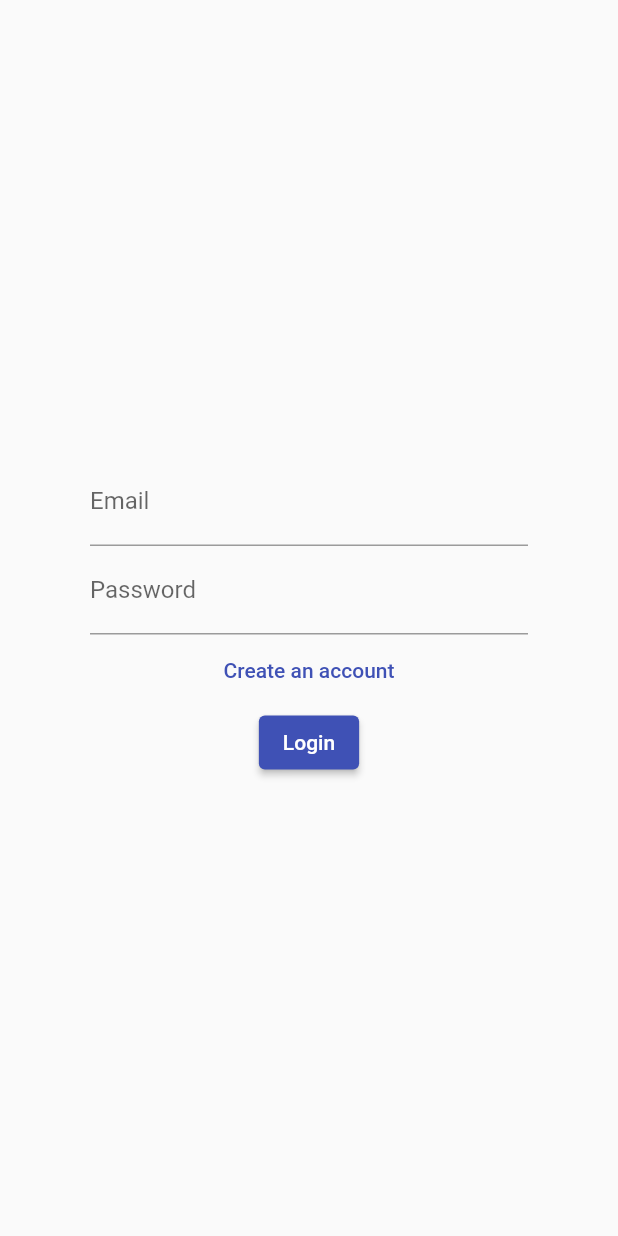
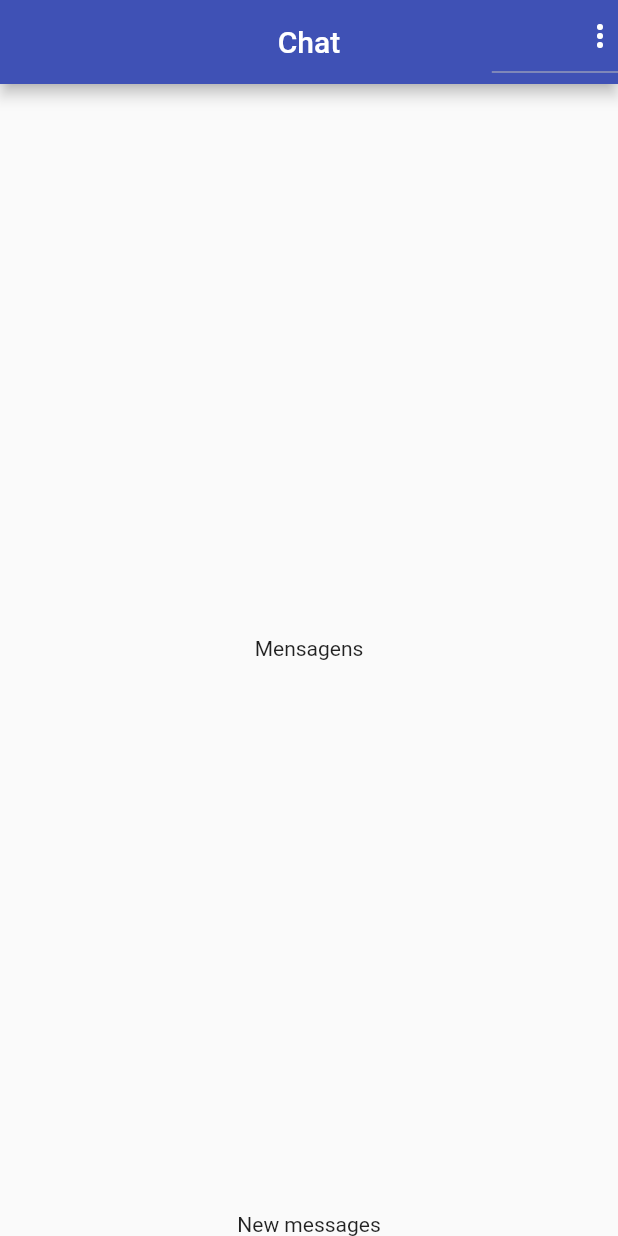
Before and after one commit to julialuciani/firebase_chat, a Flutter app: the screen it shows after launch, on a phone screen of 412 x 824 dp. Run offline on Flutter 3.47's test engine with Material 2 defaults, Android fonts, the phone set to English and light mode, and no system bars; our stand-ins replace image_picker; accounts and stored records are empty.

Commit message:
feat: adding chat message

```diff
--- a/lib/core/services/auth/auth_mock_service.dart
+++ b/lib/core/services/auth/auth_mock_service.dart
@@ -4,16 +4,23 @@ import 'dart:math';
 import 'package:firebase_chat/core/models/chat_user.dart';
 import 'dart:io';
 
-import 'package:firebase_chat/core/services/auth/auth_services.dart';
+import 'package:firebase_chat/core/services/auth/auth_service.dart';
 
 class AuthMockService implements AuthService {
-  static final Map<String, ChatUser> _users = {};
+  static final _defaultUser = ChatUser(
+    id: '1',
+    name: 'default',
+    email: 'default@',
+    imageUrl: "assets/images/avatar.png",
+  );
+  static final Map<String, ChatUser> _users = {
+    _defaultUser.email: _defaultUser,
+  };
   static ChatUser? _currentUser;
   static MultiStreamController<ChatUser?>? _controller;
   static final _userStream = Stream<ChatUser?>.multi((controller) {
     _controller = controller;
-    _currentUser = null;
-    controller.add(_currentUser);
+    _updateUser(_defaultUser);
   });
 
   @override
--- a/lib/core/services/auth/auth_services.dart
+++ b/lib/core/services/auth/auth_service.dart
@@ -1,6 +1,7 @@
 import 'dart:io';
 
 import 'package:firebase_chat/core/models/chat_user.dart';
+import 'package:firebase_chat/core/services/auth/auth_mock_service.dart';
 
 abstract class AuthService {
   ChatUser? get currentUser;
@@ -17,4 +18,8 @@ abstract class AuthService {
     String password,
   );
   Future<void> logout();
+
+  factory AuthService() {
+    return AuthMockService();
+  }
 }
--- a/lib/screens/auth_screen.dart
+++ b/lib/screens/auth_screen.dart
@@ -1,5 +1,5 @@
 import 'package:firebase_chat/core/models/auth_form_data.dart';
-import 'package:firebase_chat/core/services/auth/auth_mock_service.dart';
+import 'package:firebase_chat/core/services/auth/auth_service.dart';
 import 'package:firebase_chat/widgets/auth_form.dart';
 import 'package:flutter/material.dart';
 
@@ -18,12 +18,12 @@ class _AuthScreenState extends State<AuthScreen> {
       setState(() => isLoading = true);
 
       if (formData.isLogin) {
-        await AuthMockService().login(
+        await AuthService().login(
           formData.email,
           formData.password,
         );
       } else {
-        await AuthMockService().signUp(
+        await AuthService().signUp(
           formData.name,
           formData.email,
           formData.password,
--- a/lib/screens/chat_screen.dart
+++ b/lib/screens/chat_screen.dart
@@ -1,4 +1,6 @@
-import 'package:firebase_chat/core/services/auth/auth_mock_service.dart';
+import 'package:firebase_chat/core/services/auth/auth_service.dart';
+import 'package:firebase_chat/widgets/messages.dart';
+import 'package:firebase_chat/widgets/new_messages.dart';
 import 'package:flutter/material.dart';
 
 class ChatScreen extends StatelessWidget {
@@ -7,17 +9,46 @@ class ChatScreen extends StatelessWidget {
   @override
   Widget build(BuildContext context) {
     return Scaffold(
-      body: Column(
-        mainAxisAlignment: MainAxisAlignment.center,
-        children: [
-          const Text("chat"),
-          TextButton(
-            onPressed: () {
-              AuthMockService().logout();
+      appBar: AppBar(
+        title: const Text("Chat"),
+        centerTitle: true,
+        actions: [
+          DropdownButton(
+            autofocus: false,
+            icon: const Icon(
+              Icons.more_vert,
+              color: Colors.white,
+            ),
+            items: [
+              DropdownMenuItem(
+                  value: "logout",
+                  child: Row(
+                    children: const [
+                      Icon(
+                        Icons.exit_to_app,
+                        color: Colors.indigo,
+                      ),
+                      SizedBox(width: 10),
+                      Text("Exit")
+                    ],
+                  ))
+            ],
+            onChanged: (value) {
+              if (value == "logout") {
+                AuthService().logout();
+              }
             },
-            child: const Text("Logout"),
           ),
         ],
+      ),
+      body: SafeArea(
+        child: Center(
+            child: Column(
+          children: const [
+            Expanded(child: Messages()),
+            NewMessages(),
+          ],
+        )),
       ),
     );
   }
--- /dev/null
+++ b/lib/widgets/messages.dart
@@ -0,0 +1,12 @@
+import 'package:flutter/material.dart';
+
+class Messages extends StatelessWidget {
+  const Messages({Key? key}) : super(key: key);
+
+  @override
+  Widget build(BuildContext context) {
+    return const Center(
+      child: Text("Mensagens"),
+    );
+  }
+}
--- /dev/null
+++ b/lib/widgets/new_messages.dart
@@ -0,0 +1,12 @@
+import 'package:flutter/material.dart';
+
+class NewMessages extends StatelessWidget {
+  const NewMessages({Key? key}) : super(key: key);
+
+  @override
+  Widget build(BuildContext context) {
+    return const Center(
+      child: Text("New messages"),
+    );
+  }
+}
```
Also changed, not shown: lib/core/chat/chat_mock_service.dart (added, +63 -0 lines), lib/core/chat/chat_service.dart (added, +12 -0 lines), lib/core/models/chat_message.dart (added, +16 -0 lines).
